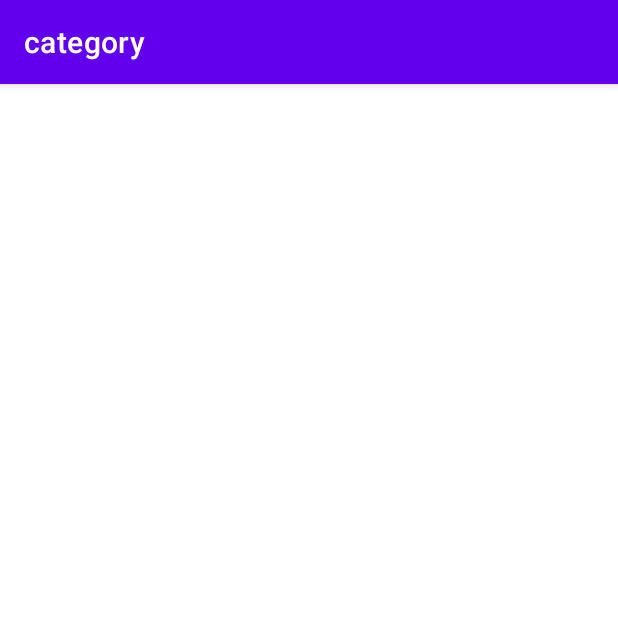
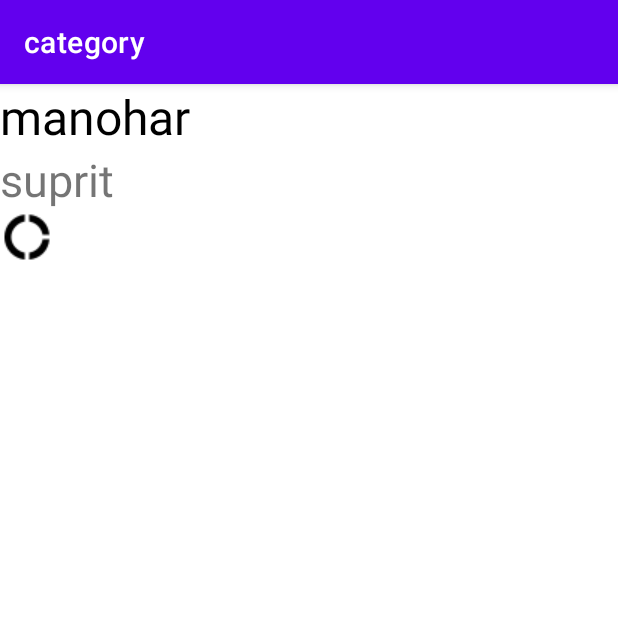
Before and after one commit to manoharrk22/College-Management-App, an Android app: the Category screen opened directly, with no data from a screen before it, on a phone screen of 412 x 824 dp, the top half of it. Run offline under Robolectric (Android 15) with nearby library versions, the phone set to English and light mode, and no system bars.

Commit message:
src file updated

```diff
--- a/app/src/main/java/com/example/collegemanagementBmsit/Category.java
+++ b/app/src/main/java/com/example/collegemanagementBmsit/Category.java
@@ -1,6 +1,14 @@
 package com.example.collegemanagementBmsit;
 
+import android.os.Bundle;
+
+import androidx.annotation.Nullable;
 import androidx.appcompat.app.AppCompatActivity;
 
 public class Category extends AppCompatActivity {
+    @Override
+    protected void onCreate( Bundle savedInstanceState) {
+        super.onCreate(savedInstanceState);
+        setContentView(R.layout.category);
+    }
 }
--- a/app/src/main/res/layout/category.xml
+++ b/app/src/main/res/layout/category.xml
@@ -1,20 +1,30 @@
 <?xml version="1.0" encoding="utf-8"?>
-<androidx.constraintlayout.widget.ConstraintLayout
+<LinearLayout
     xmlns:android="http://schemas.android.com/apk/res/android"
     xmlns:app="http://schemas.android.com/apk/res-auto"
     xmlns:tools="http://schemas.android.com/tools"
     android:layout_width="match_parent"
-    android:layout_height="match_parent">
+    android:layout_height="match_parent"
+    android:orientation="vertical">
 
     <TextView
         android:id="@+id/textView"
         android:layout_width="wrap_content"
         android:layout_height="wrap_content"
-        android:text="Different categories here"
+        android:text="manohar"
         android:textSize="32sp"
         android:textColor="@color/black"
         app:layout_constraintBottom_toBottomOf="parent"
         app:layout_constraintEnd_toEndOf="parent"
         app:layout_constraintStart_toStartOf="parent"
         app:layout_constraintTop_toTopOf="parent" />
-</androidx.constraintlayout.widget.ConstraintLayout>
+    <TextView
+        android:layout_width="match_parent"
+        android:layout_height="wrap_content"
+        android:text="suprit"
+        android:textSize="30sp"/>
+    <ImageView
+        android:layout_width="wrap_content"
+        android:layout_height="wrap_content"
+        android:src="@drawable/baseline_donut_large_black_18dp"/>
+</LinearLayout>
```
